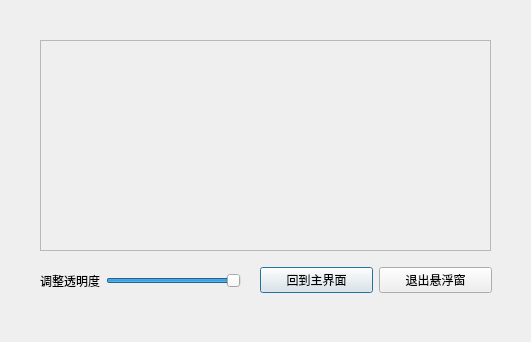
yzc0731/copy_from_xiang, file MEMOplus/suspenddia.ui: the form before one commit.
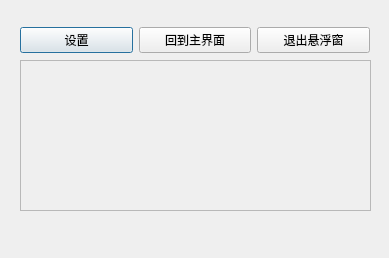
The form after the commit.

Commit message: 基本实现悬浮窗，悬浮球，和设置界面的基本设定，起码相互跳转没有问题了

```diff
--- a/MEMOplus/suspenddia.ui
+++ b/MEMOplus/suspenddia.ui
@@ -6,8 +6,8 @@
    <rect>
     <x>0</x>
     <y>0</y>
-    <width>531</width>
-    <height>342</height>
+    <width>389</width>
+    <height>258</height>
    </rect>
   </property>
   <property name="windowTitle">
@@ -16,10 +16,10 @@
   <widget class="QFrame" name="frame">
    <property name="geometry">
     <rect>
-     <x>40</x>
-     <y>40</y>
-     <width>451</width>
-     <height>211</height>
+     <x>20</x>
+     <y>60</y>
+     <width>351</width>
+     <height>151</height>
     </rect>
    </property>
    <property name="frameShape">
@@ -29,51 +29,23 @@
     <enum>QFrame::Raised</enum>
    </property>
   </widget>
-  <widget class="QWidget" name="horizontalLayoutWidget_2">
-   <property name="geometry">
-    <rect>
-     <x>40</x>
-     <y>260</y>
-     <width>201</width>
-     <height>41</height>
-    </rect>
-   </property>
-   <layout class="QHBoxLayout" name="horizontalLayout_2">
-    <item>
-     <widget class="QLabel" name="title">
-      <property name="text">
-       <string>调整透明度</string>
-      </property>
-     </widget>
-    </item>
-    <item>
-     <widget class="QSlider" name="horizontalSlider">
-      <property name="minimum">
-       <number>50</number>
-      </property>
-      <property name="pageStep">
-       <number>5</number>
-      </property>
-      <property name="sliderPosition">
-       <number>99</number>
-      </property>
-      <property name="orientation">
-       <enum>Qt::Horizontal</enum>
-      </property>
-     </widget>
-    </item>
-   </layout>
-  </widget>
   <widget class="QWidget" name="horizontalLayoutWidget">
    <property name="geometry">
     <rect>
-     <x>260</x>
-     <y>260</y>
-     <width>232</width>
+     <x>20</x>
+     <y>20</y>
+     <width>350</width>
      <height>41</height>
     </rect>
    </property>
    <layout class="QHBoxLayout" name="horizontalLayout">
+    <item>
+     <widget class="QPushButton" name="settingBtn">
+      <property name="text">
+       <string>设置</string>
+      </property>
+     </widget>
+    </item>
     <item>
      <widget class="QPushButton" name="backBtn">
       <property name="text">
```
The commit also changes 10 other files.
